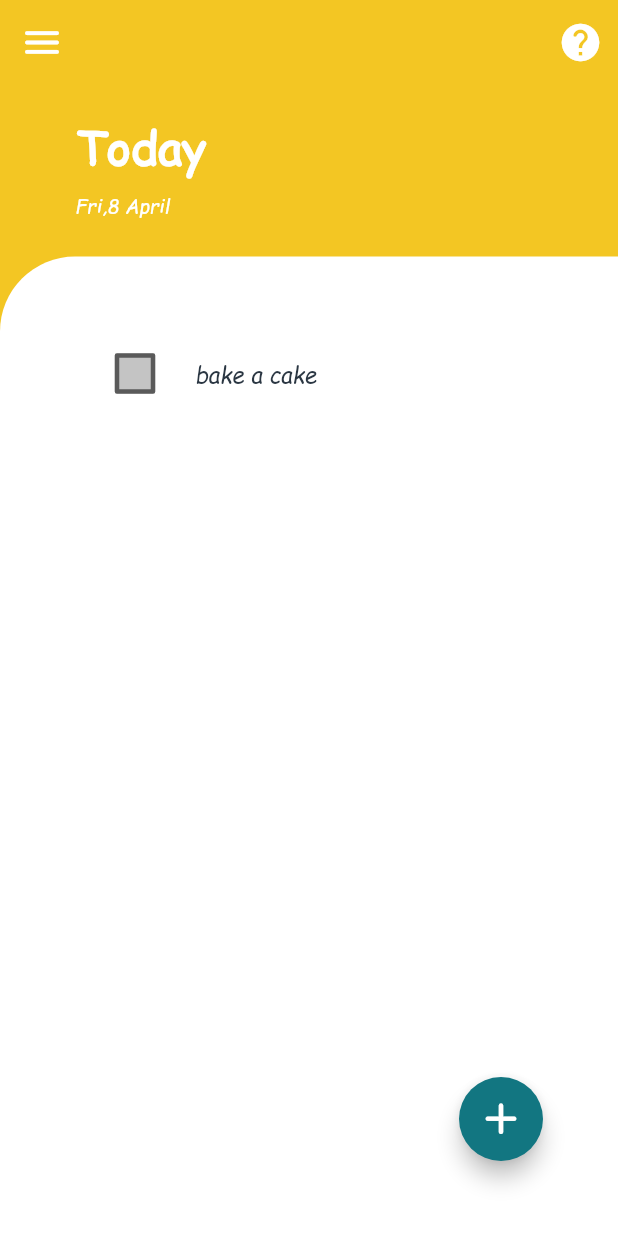
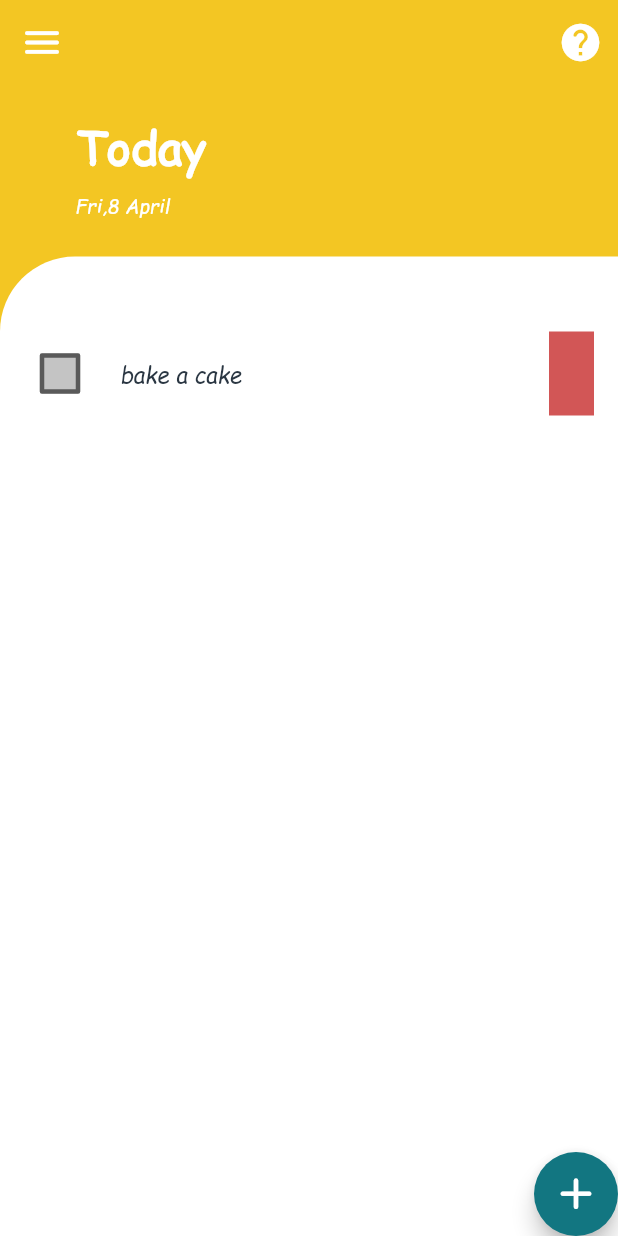
Before and after one commit to weaamokok/toDoADay, a Flutter app: the screen it shows after launch, on a phone screen of 412 x 824 dp. Run offline on Flutter 3.47's test engine with Material 2 defaults, Android fonts, the phone set to English and light mode, and no system bars.

Commit message:
added the priority

```diff
--- a/to_do_a_day/lib/elements/widgets.dart
+++ b/to_do_a_day/lib/elements/widgets.dart
@@ -16,8 +16,11 @@ Widget EmptyList = Column(
           SizedBox(
             width: 209,
             height: 209,
-            child: Image(
-              image: AssetImage('images/Stuck at Home - To Do List.png'),
+            child: Padding(
+              padding: const EdgeInsets.all(50),
+              child: Image(
+                image: AssetImage('images/Stuck at Home - To Do List.png'),
+              ),
             ),
           ),
           SizedBox(
--- a/to_do_a_day/lib/elements/widgets/taskTile.dart
+++ b/to_do_a_day/lib/elements/widgets/taskTile.dart
@@ -15,6 +15,7 @@ class _aTaskState extends State<aTask> {
   @override
   Widget build(BuildContext context) {
     return ListTile(
+      minVerticalPadding: 0,
       leading: Transform.scale(
         scale: 1.5,
         child: Checkbox(
@@ -39,6 +40,10 @@ class _aTaskState extends State<aTask> {
             : TextStyle(
                 fontFamily: 'Comics', fontSize: 15, color: Color(0xff2A3642)),
       ),
+      trailing: Container(
+        width: 30,
+        color: Color(0xffD25656),
+      ),
     );
   }
 }
--- a/to_do_a_day/lib/elements/widgets/tasksList.dart
+++ b/to_do_a_day/lib/elements/widgets/tasksList.dart
@@ -8,6 +8,9 @@ class checkLists extends StatelessWidget {
 
   @override
   Widget build(BuildContext context) {
-    return ListView(children: <Widget>[aTask()]);
+    return Padding(
+      padding: const EdgeInsets.symmetric(vertical: 50.0),
+      child: ListView(children: <Widget>[aTask()]),
+    );
   }
 }
--- a/to_do_a_day/lib/screens/task_screen.dart
+++ b/to_do_a_day/lib/screens/task_screen.dart
@@ -78,7 +78,7 @@ class _TasksScreenState extends State<TasksScreen> {
             Expanded(
               child: Container(
                   //the to dos  container
-                  padding: EdgeInsets.all(50),
+
                   decoration: BoxDecoration(
                       color: Colors.white,
                       borderRadius:
```
